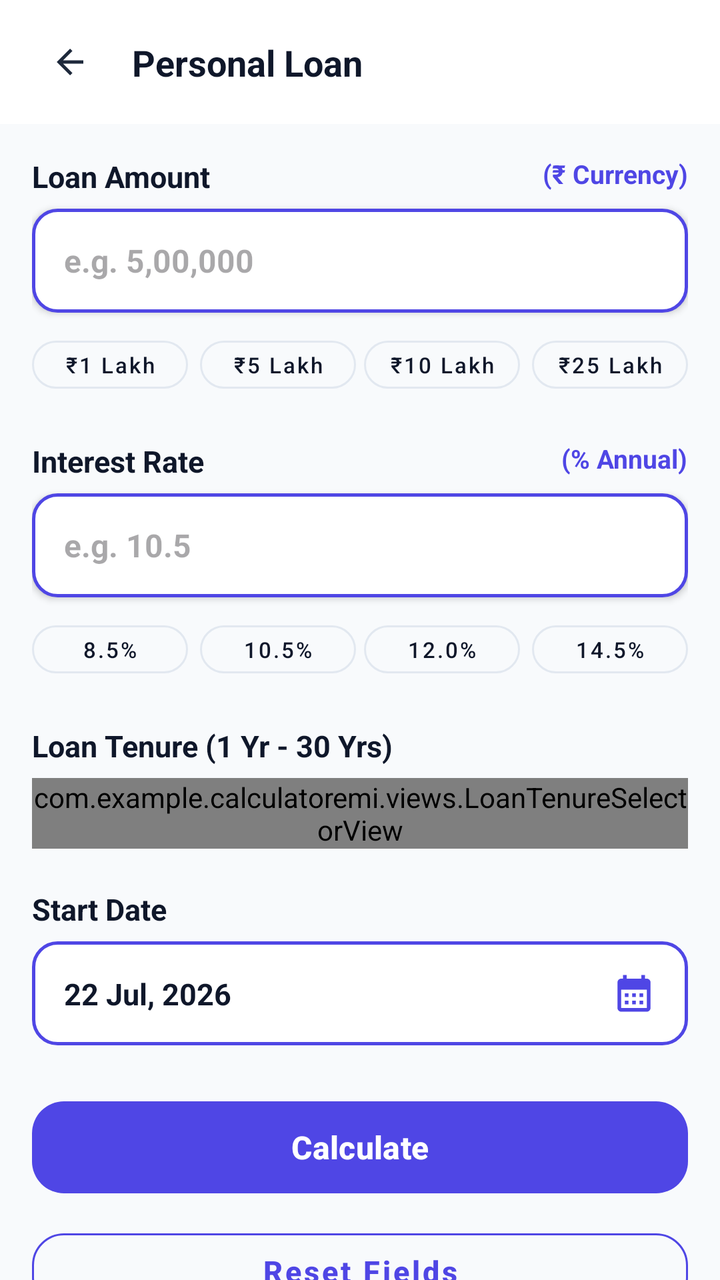
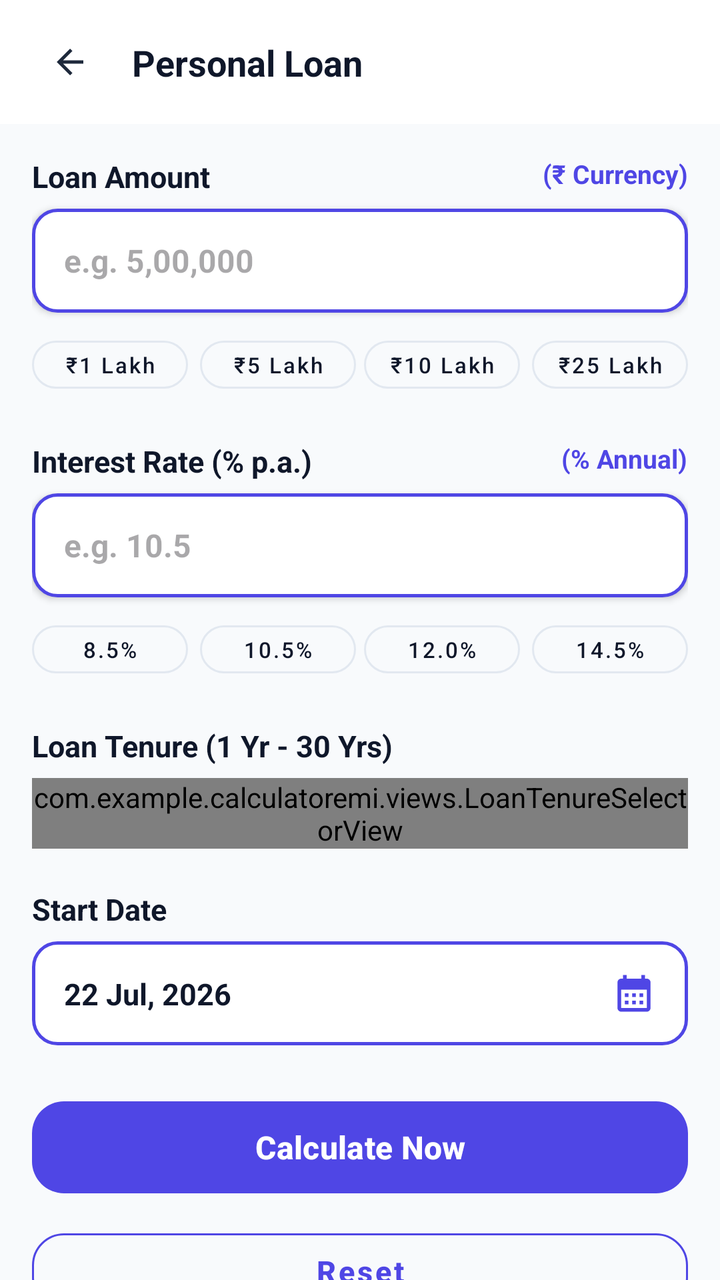

Compare the two renders of this Android layout. The source of the first and the diff that turns it into the second are given below.
<!-- AndroidManifest.xml: application theme Theme.Calculatoremi -->
<!-- res/layout/fragment_loan_calculator.xml -->
<?xml version="1.0" encoding="utf-8"?>
<LinearLayout xmlns:android="http://schemas.android.com/apk/res/android"
    xmlns:app="http://schemas.android.com/apk/res-auto"
    xmlns:tools="http://schemas.android.com/tools"
    android:layout_width="match_parent"
    android:layout_height="match_parent"
    android:background="@color/background"
    android:orientation="vertical">

    
    <androidx.constraintlayout.widget.ConstraintLayout
        android:id="@+id/calculatorHeader"
        android:layout_width="match_parent"
        android:layout_height="wrap_content"
        android:minHeight="55dp"
        android:background="@color/surface"
        android:elevation="0dp"
        android:paddingStart="16dp"
        android:paddingTop="12dp"
        android:paddingEnd="16dp"
        android:paddingBottom="12dp">

        <com.google.android.material.card.MaterialCardView
            android:id="@+id/btnBackContainer"
            android:layout_width="38dp"
            android:layout_height="38dp"
            app:cardBackgroundColor="@color/surface"
            app:cardCornerRadius="19dp"
            app:cardElevation="0dp"
            app:strokeWidth="0dp"
            app:layout_constraintBottom_toBottomOf="parent"
            app:layout_constraintStart_toStartOf="parent"
            app:layout_constraintTop_toTopOf="parent">

            <ImageView
                android:id="@+id/btnBack"
                android:layout_width="20dp"
                android:layout_height="20dp"
                android:layout_gravity="center"
                android:src="@drawable/ic_arrow_back"
                app:tint="#1E293B" />
        </com.google.android.material.card.MaterialCardView>

        <TextView
            android:id="@+id/txtTitle"
            android:layout_width="0dp"
            android:layout_height="wrap_content"
            android:layout_marginStart="12dp"
            android:layout_marginEnd="12dp"
            android:text="Personal Loan"
            android:textColor="@color/text_primary"
            android:textSize="18sp"
            android:textStyle="bold"
            android:maxLines="1"
            android:ellipsize="end"
            app:layout_constraintBottom_toBottomOf="parent"
            app:layout_constraintEnd_toEndOf="parent"
            app:layout_constraintStart_toEndOf="@id/btnBackContainer"
            app:layout_constraintTop_toTopOf="parent" />

    </androidx.constraintlayout.widget.ConstraintLayout>

    
    <androidx.core.widget.NestedScrollView
        android:layout_width="match_parent"
        android:layout_height="match_parent"
        android:clipToPadding="false"
        android:paddingBottom="40dp"
        android:fillViewport="true">

        <LinearLayout
            android:id="@+id/centerBodyLayout"
            android:layout_width="match_parent"
            android:layout_height="wrap_content"
            android:orientation="vertical"
            android:padding="16dp">

            
            <RelativeLayout
                android:layout_width="match_parent"
                android:layout_height="wrap_content"
                android:layout_marginBottom="6dp">

                <TextView
                    android:layout_width="wrap_content"
                    android:layout_height="wrap_content"
                    android:layout_alignParentStart="true"
                    android:text="Loan Amount"
                    android:textColor="@color/text_primary"
                    android:textSize="15sp"
                    android:textStyle="bold" />

                <TextView
                    android:layout_width="wrap_content"
                    android:layout_height="wrap_content"
                    android:layout_alignParentEnd="true"
                    android:text="(₹ Currency)"
                    android:textColor="@color/primary"
                    android:textSize="13sp"
                    android:textStyle="bold" />
            </RelativeLayout>

            <EditText
                android:id="@+id/editTextNumber"
                android:layout_width="match_parent"
                android:layout_height="52dp"
                android:background="@drawable/numeric_input_border"
                android:elevation="2dp"
                android:hint="e.g. 5,00,000"
                android:inputType="numberDecimal"
                android:paddingHorizontal="16dp"
                android:textColor="@color/text_primary"
                android:textSize="16sp"
                android:textStyle="bold" />

            
            <LinearLayout
                android:layout_width="match_parent"
                android:layout_height="wrap_content"
                android:layout_marginTop="8dp"
                android:layout_marginBottom="20dp"
                android:orientation="horizontal"
                android:weightSum="4">

                <com.google.android.material.button.MaterialButton
                    android:id="@+id/chipAmount1L"
                    style="@style/Widget.MaterialComponents.Button.OutlinedButton"
                    android:layout_width="0dp"
                    android:layout_height="36dp"
                    android:layout_weight="1"
                    android:layout_marginEnd="4dp"
                    android:padding="0dp"
                    android:text="₹1 Lakh"
                    android:textAllCaps="false"
                    android:textColor="@color/text_primary"
                    android:textSize="11sp"
                    app:strokeColor="@color/border_stroke"
                    app:cornerRadius="18dp" />

                <com.google.android.material.button.MaterialButton
                    android:id="@+id/chipAmount5L"
                    style="@style/Widget.MaterialComponents.Button.OutlinedButton"
                    android:layout_width="0dp"
                    android:layout_height="36dp"
                    android:layout_weight="1"
                    android:layout_marginHorizontal="2dp"
                    android:padding="0dp"
                    android:text="₹5 Lakh"
                    android:textAllCaps="false"
                    android:textColor="@color/text_primary"
                    android:textSize="11sp"
                    app:strokeColor="@color/border_stroke"
                    app:cornerRadius="18dp" />

                <com.google.android.material.button.MaterialButton
                    android:id="@+id/chipAmount10L"
                    style="@style/Widget.MaterialComponents.Button.OutlinedButton"
                    android:layout_width="0dp"
                    android:layout_height="36dp"
                    android:layout_weight="1"
                    android:layout_marginHorizontal="2dp"
                    android:padding="0dp"
                    android:text="₹10 Lakh"
                    android:textAllCaps="false"
                    android:textColor="@color/text_primary"
                    android:textSize="11sp"
                    app:strokeColor="@color/border_stroke"
                    app:cornerRadius="18dp" />

                <com.google.android.material.button.MaterialButton
                    android:id="@+id/chipAmount25L"
                    style="@style/Widget.MaterialComponents.Button.OutlinedButton"
                    android:layout_width="0dp"
                    android:layout_height="36dp"
                    android:layout_weight="1"
                    android:layout_marginStart="4dp"
                    android:padding="0dp"
                    android:text="₹25 Lakh"
                    android:textAllCaps="false"
                    android:textColor="@color/text_primary"
                    android:textSize="11sp"
                    app:strokeColor="@color/border_stroke"
                    app:cornerRadius="18dp" />

            </LinearLayout>

            
            <RelativeLayout
                android:layout_width="match_parent"
                android:layout_height="wrap_content"
                android:layout_marginBottom="6dp">

                <TextView
                    android:layout_width="wrap_content"
                    android:layout_height="wrap_content"
                    android:layout_alignParentStart="true"
                    android:text="Interest Rate"
                    android:textColor="@color/text_primary"
                    android:textSize="15sp"
                    android:textStyle="bold" />

                <TextView
                    android:layout_width="wrap_content"
                    android:layout_height="wrap_content"
                    android:layout_alignParentEnd="true"
                    android:text="(% Annual)"
                    android:textColor="@color/primary"
                    android:textSize="13sp"
                    android:textStyle="bold" />
            </RelativeLayout>

            <EditText
                android:id="@+id/editTextNumber2"
                android:layout_width="match_parent"
                android:layout_height="52dp"
                android:background="@drawable/numeric_input_border"
                android:elevation="2dp"
                android:hint="e.g. 10.5"
                android:inputType="numberDecimal"
                android:paddingHorizontal="16dp"
                android:textColor="@color/text_primary"
                android:textSize="16sp"
                android:textStyle="bold" />

            
            <LinearLayout
                android:layout_width="match_parent"
                android:layout_height="wrap_content"
                android:layout_marginTop="8dp"
                android:layout_marginBottom="20dp"
                android:orientation="horizontal"
                android:weightSum="4">

                <com.google.android.material.button.MaterialButton
                    android:id="@+id/chipRate8_5"
                    style="@style/Widget.MaterialComponents.Button.OutlinedButton"
                    android:layout_width="0dp"
                    android:layout_height="36dp"
                    android:layout_weight="1"
                    android:layout_marginEnd="4dp"
                    android:padding="0dp"
                    android:text="8.5%"
                    android:textAllCaps="false"
                    android:textColor="@color/text_primary"
                    android:textSize="11sp"
                    app:strokeColor="@color/border_stroke"
                    app:cornerRadius="18dp" />

                <com.google.android.material.button.MaterialButton
                    android:id="@+id/chipRate10_5"
                    style="@style/Widget.MaterialComponents.Button.OutlinedButton"
                    android:layout_width="0dp"
                    android:layout_height="36dp"
                    android:layout_weight="1"
                    android:layout_marginHorizontal="2dp"
                    android:padding="0dp"
                    android:text="10.5%"
                    android:textAllCaps="false"
                    android:textColor="@color/text_primary"
                    android:textSize="11sp"
                    app:strokeColor="@color/border_stroke"
                    app:cornerRadius="18dp" />

                <com.google.android.material.button.MaterialButton
                    android:id="@+id/chipRate12_0"
                    style="@style/Widget.MaterialComponents.Button.OutlinedButton"
                    android:layout_width="0dp"
                    android:layout_height="36dp"
                    android:layout_weight="1"
                    android:layout_marginHorizontal="2dp"
                    android:padding="0dp"
                    android:text="12.0%"
                    android:textAllCaps="false"
                    android:textColor="@color/text_primary"
                    android:textSize="11sp"
                    app:strokeColor="@color/border_stroke"
                    app:cornerRadius="18dp" />

                <com.google.android.material.button.MaterialButton
                    android:id="@+id/chipRate14_5"
                    style="@style/Widget.MaterialComponents.Button.OutlinedButton"
                    android:layout_width="0dp"
                    android:layout_height="36dp"
                    android:layout_weight="1"
                    android:layout_marginStart="4dp"
                    android:padding="0dp"
                    android:text="14.5%"
                    android:textAllCaps="false"
                    android:textColor="@color/text_primary"
                    android:textSize="11sp"
                    app:strokeColor="@color/border_stroke"
                    app:cornerRadius="18dp" />

            </LinearLayout>

            
            <RelativeLayout
                android:layout_width="match_parent"
                android:layout_height="wrap_content"
                android:layout_marginBottom="6dp">

                <TextView
                    android:id="@+id/txtLoanTermLabel"
                    android:layout_width="wrap_content"
                    android:layout_height="wrap_content"
                    android:layout_alignParentStart="true"
                    android:text="Loan Tenure (1 Yr - 30 Yrs)"
                    android:textColor="@color/text_primary"
                    android:textSize="15sp"
                    android:textStyle="bold" />
            </RelativeLayout>

            <com.example.calculatoremi.views.LoanTenureSelectorView
                android:id="@+id/loanTenureSelector"
                android:layout_width="match_parent"
                android:layout_height="wrap_content"
                android:layout_marginBottom="20dp" />

            
            <TextView
                android:layout_width="wrap_content"
                android:layout_height="wrap_content"
                android:layout_marginBottom="6dp"
                android:text="Start Date"
                android:textColor="@color/text_primary"
                android:textSize="15sp"
                android:textStyle="bold" />

            <androidx.constraintlayout.widget.ConstraintLayout
                android:id="@+id/startDateContainer"
                android:layout_width="match_parent"
                android:layout_height="52dp"
                android:layout_marginBottom="24dp"
                android:background="@drawable/numeric_input_border"
                android:clickable="true"
                android:focusable="true"
                android:paddingHorizontal="16dp">

                <TextView
                    android:id="@+id/txtSelectedDate"
                    android:layout_width="wrap_content"
                    android:layout_height="wrap_content"
                    android:text="22 Jul, 2026"
                    android:textColor="@color/text_primary"
                    android:textSize="15sp"
                    android:textStyle="bold"
                    app:layout_constraintBottom_toBottomOf="parent"
                    app:layout_constraintStart_toStartOf="parent"
                    app:layout_constraintTop_toTopOf="parent" />

                <ImageView
                    android:id="@+id/imgCalendar"
                    android:layout_width="22dp"
                    android:layout_height="22dp"
                    android:src="@drawable/ic_calendar"
                    app:layout_constraintBottom_toBottomOf="parent"
                    app:layout_constraintEnd_toEndOf="parent"
                    app:layout_constraintTop_toTopOf="parent"
                    app:tint="@color/primary" />

            </androidx.constraintlayout.widget.ConstraintLayout>

            
            <com.google.android.material.button.MaterialButton
                android:id="@+id/btnCalculate"
                android:layout_width="match_parent"
                android:layout_height="54dp"
                android:text="Calculate"
                android:textAllCaps="false"
                android:textColor="@android:color/white"
                android:textSize="16sp"
                android:textStyle="bold"
                app:backgroundTint="@color/primary"
                app:cornerRadius="16dp" />

            <com.google.android.material.button.MaterialButton
                android:id="@+id/btnReset"
                style="@style/Widget.MaterialComponents.Button.OutlinedButton"
                android:layout_width="match_parent"
                android:layout_height="50dp"
                android:layout_marginTop="10dp"
                android:text="Reset Fields"
                android:textAllCaps="false"
                android:textColor="@color/primary"
                android:textSize="15sp"
                android:textStyle="bold"
                app:cornerRadius="16dp"
                app:strokeColor="@color/primary" />

        </LinearLayout>

    </androidx.core.widget.NestedScrollView>

</LinearLayout>
<!-- resources referenced by this layout -->
<resources>
  <color name="background">#F8FAFC</color>
  <color name="border_stroke">#E2E8F0</color>
  <color name="primary">#4F46E5</color>
  <color name="surface">#FFFFFF</color>
  <color name="text_primary">#0F172A</color>
  <!-- drawable ic_arrow_back (drawable) -->
  <vector xmlns:android="http://schemas.android.com/apk/res/android"
      android:width="24dp"
      android:height="24dp"
      android:viewportWidth="960"
      android:viewportHeight="960">
    <path
        android:pathData="m313,520 l224,224 -57,56 -320,-320 320,-320 57,56 -224,224h487v80L313,520Z"
        android:fillColor="#e3e3e3"/>
  </vector>
  <!-- drawable ic_calendar (drawable) -->
  <vector xmlns:android="http://schemas.android.com/apk/res/android"
      android:width="24dp"
      android:height="24dp"
      android:viewportWidth="24"
      android:viewportHeight="24">
    <path
        android:fillColor="#FF000000"
        android:pathData="M19,4h-1V2h-2v2H8V2H6v2H5C3.89,4 3.01,4.9 3.01,6L3,20c0,1.1 0.89,2 2,2h14c1.1,0 2,-0.9 2,-2V6C21,4.9 20.1,4 19,4zM19,20H5V10h14V20zM9,14H7v-2h2V14zM13,14h-2v-2h2V14zM17,14h-2v-2h2V14zM9,18H7v-2h2V18zM13,18h-2v-2h2V18zM17,18h-2v-2h2V18z"/>
  </vector>
  <!-- drawable numeric_input_border (drawable) -->
  <?xml version="1.0" encoding="utf-8"?>
  <shape xmlns:android="http://schemas.android.com/apk/res/android"
      android:shape="rectangle">
  
      <solid android:color="@color/surface"/>
  
      <stroke
          android:width="1.5dp"
          android:color="@color/primary"/>
  
      <corners android:radius="12dp"/>
  </shape>
  <style name="Theme.Calculatoremi" parent="Base.Theme.Calculatoremi" />
  <style name="Base.Theme.Calculatoremi" parent="Theme.Material3.DayNight.NoActionBar">
          <item name="android:statusBarColor">@android:color/transparent</item>
          <item name="android:navigationBarColor">@android:color/transparent</item>
          <item name="android:windowLightStatusBar">true</item>
          <item name="android:windowLightNavigationBar">true</item>
          <item name="colorPrimary">@color/primary</item>
          <item name="colorOnPrimary">#FFFFFF</item>
          <item name="colorSecondary">@color/gradient_accent</item>
          <item name="colorOnSecondary">#FFFFFF</item>
      </style>
  <color name="gradient_accent">#818CF8</color>
</resources>

<!-- the commit's change to res/layout/fragment_loan_calculator.xml (unified diff, before → after) -->
@@ -1,4 +1,5 @@
 <?xml version="1.0" encoding="utf-8"?>
+
 <LinearLayout xmlns:android="http://schemas.android.com/apk/res/android"
     xmlns:app="http://schemas.android.com/apk/res-auto"
     xmlns:tools="http://schemas.android.com/tools"
@@ -85,7 +86,7 @@
                     android:layout_width="wrap_content"
                     android:layout_height="wrap_content"
                     android:layout_alignParentStart="true"
-                    android:text="Loan Amount"
+                    android:text="@string/label_loan_amount"
                     android:textColor="@color/text_primary"
                     android:textSize="15sp"
                     android:textStyle="bold" />
@@ -194,7 +195,7 @@
                     android:layout_width="wrap_content"
                     android:layout_height="wrap_content"
                     android:layout_alignParentStart="true"
-                    android:text="Interest Rate"
+                    android:text="@string/label_interest_rate"
                     android:textColor="@color/text_primary"
                     android:textSize="15sp"
                     android:textStyle="bold" />
@@ -321,7 +322,7 @@
                 android:layout_width="wrap_content"
                 android:layout_height="wrap_content"
                 android:layout_marginBottom="6dp"
-                android:text="Start Date"
+                android:text="@string/label_start_date"
                 android:textColor="@color/text_primary"
                 android:textSize="15sp"
                 android:textStyle="bold" />
@@ -365,7 +366,7 @@
                 android:id="@+id/btnCalculate"
                 android:layout_width="match_parent"
                 android:layout_height="54dp"
-                android:text="Calculate"
+                android:text="@string/btn_calculate"
                 android:textAllCaps="false"
                 android:textColor="@android:color/white"
                 android:textSize="16sp"
@@ -379,7 +380,7 @@
                 android:layout_width="match_parent"
                 android:layout_height="50dp"
                 android:layout_marginTop="10dp"
-                android:text="Reset Fields"
+                android:text="@string/btn_reset"
                 android:textAllCaps="false"
                 android:textColor="@color/primary"
                 android:textSize="15sp"
<!-- resource entries referenced after the edit -->
@@ -38,6 +38,11 @@
   
       <corners android:radius="12dp"/>
   </shape>
+  <string name="btn_calculate">Calculate Now</string>
+  <string name="btn_reset">Reset</string>
+  <string name="label_interest_rate">Interest Rate (% p.a.)</string>
+  <string name="label_loan_amount">Loan Amount</string>
+  <string name="label_start_date">Start Date</string>
   <style name="Theme.Calculatoremi" parent="Base.Theme.Calculatoremi" />
   <style name="Base.Theme.Calculatoremi" parent="Theme.Material3.DayNight.NoActionBar">
           <item name="android:statusBarColor">@android:color/transparent</item>
